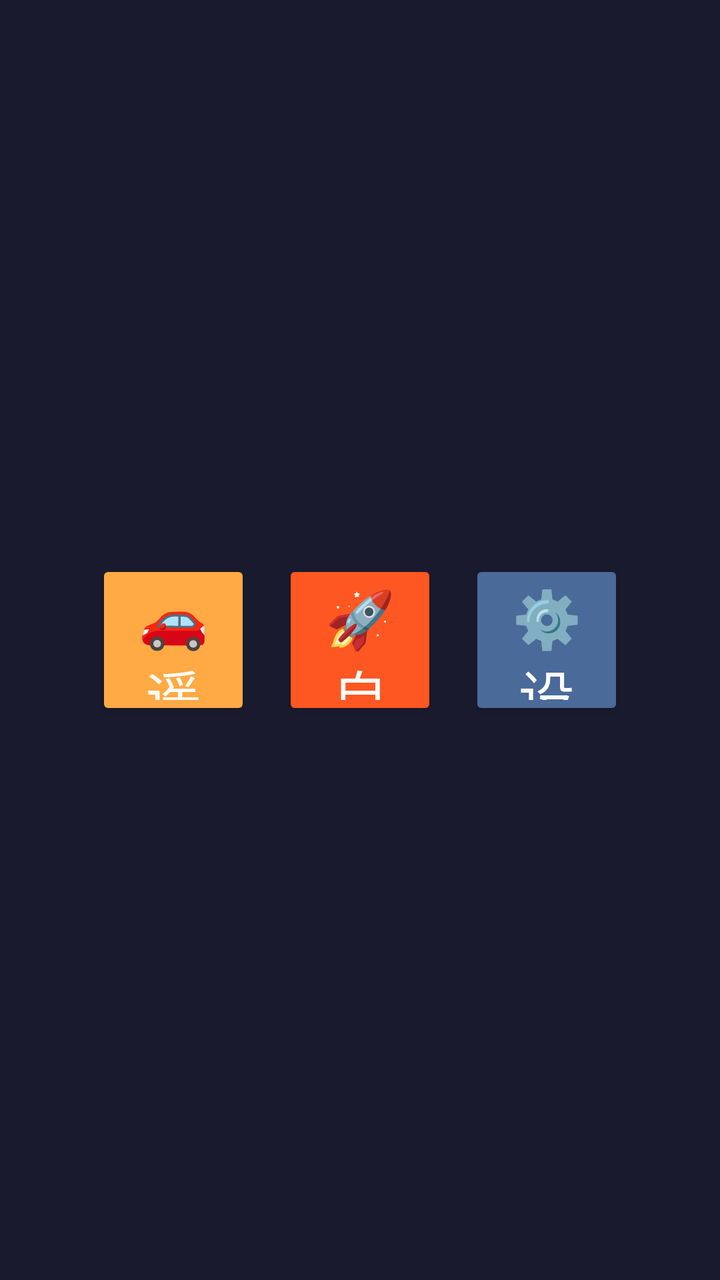
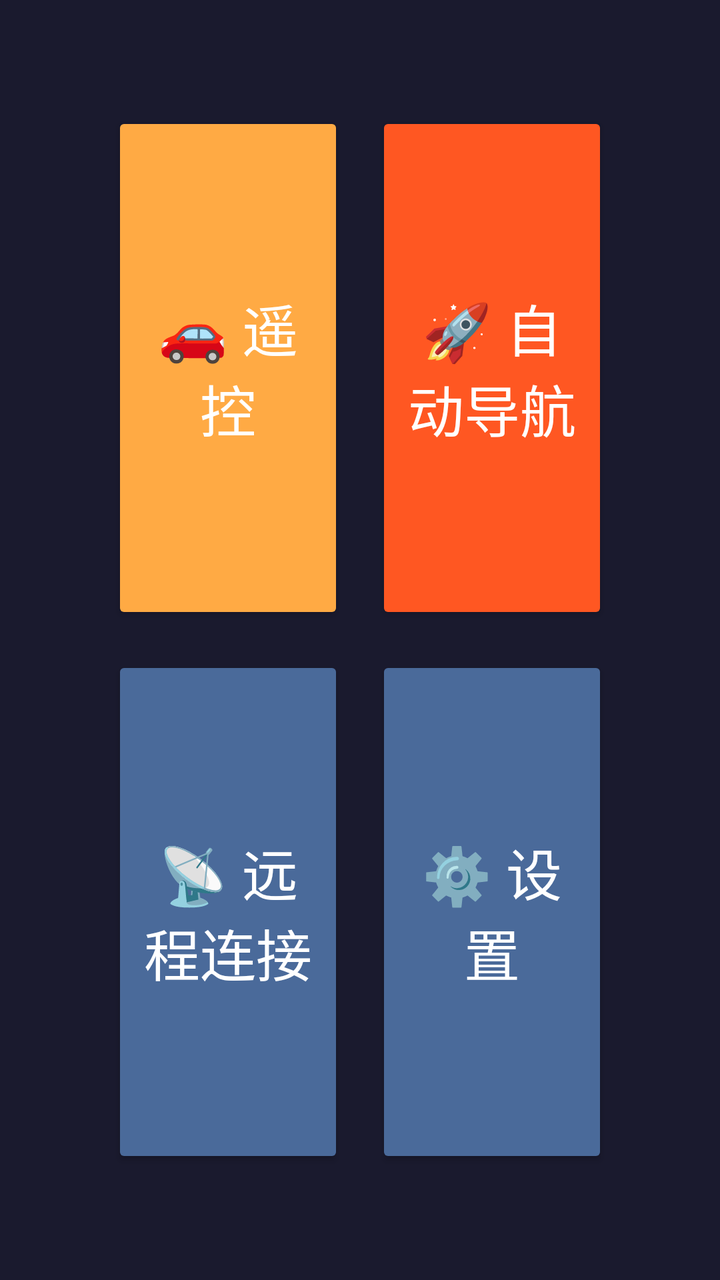

Before-and-after screenshots of an Android layout around one commit, followed by the original layout XML and the change that was made.
<!-- AndroidManifest.xml: activity theme AppTheme -->
<!-- res/layout/activity_main.xml -->
<?xml version="1.0" encoding="utf-8"?>
<LinearLayout xmlns:android="http://schemas.android.com/apk/res/android"
    android:layout_width="match_parent"
    android:layout_height="match_parent"
    android:orientation="horizontal"
    android:gravity="center_vertical"
    android:background="#1A1A2E"
    android:padding="48dp">

    <Button
        android:id="@+id/btn_remote"
        android:layout_width="0dp"
        android:layout_height="80dp"
        android:layout_weight="1"
        android:layout_marginEnd="8dp"
        android:text="🚗 遥控"
        android:textSize="28sp"
        android:backgroundTint="#FFAA44"
        android:textColor="#FFFFFF"
        android:fontFamily="sans-serif-medium" />

    <Button
        android:id="@+id/btn_auto_drive"
        android:layout_width="0dp"
        android:layout_height="80dp"
        android:layout_weight="1"
        android:layout_marginStart="8dp"
        android:layout_marginEnd="8dp"
        android:text="🚀 自动驾驶"
        android:textSize="28sp"
        android:backgroundTint="#FF5722"
        android:textColor="#FFFFFF"
        android:fontFamily="sans-serif-medium" />

    <Button
        android:id="@+id/btn_settings"
        android:layout_width="0dp"
        android:layout_height="80dp"
        android:layout_weight="1"
        android:layout_marginStart="8dp"
        android:text="⚙️ 设置"
        android:textSize="28sp"
        android:backgroundTint="#4A6A9A"
        android:textColor="#FFFFFF"
        android:fontFamily="sans-serif-medium" />

</LinearLayout>
<!-- resources referenced by this layout -->
<resources>
  <style name="AppTheme" parent="Theme.AppCompat.Light.NoActionBar" />
</resources>

<!-- the commit's change to res/layout/activity_main.xml (unified diff, before → after) -->
@@ -1,18 +1,20 @@
 <?xml version="1.0" encoding="utf-8"?>
-<LinearLayout xmlns:android="http://schemas.android.com/apk/res/android"
+<GridLayout xmlns:android="http://schemas.android.com/apk/res/android"
     android:layout_width="match_parent"
     android:layout_height="match_parent"
-    android:orientation="horizontal"
-    android:gravity="center_vertical"
+    android:columnCount="2"
+    android:rowCount="2"
+    android:gravity="center"
     android:background="#1A1A2E"
     android:padding="48dp">
 
     <Button
         android:id="@+id/btn_remote"
         android:layout_width="0dp"
-        android:layout_height="80dp"
-        android:layout_weight="1"
-        android:layout_marginEnd="8dp"
+        android:layout_height="0dp"
+        android:layout_columnWeight="1"
+        android:layout_rowWeight="1"
+        android:layout_margin="8dp"
         android:text="🚗 遥控"
         android:textSize="28sp"
         android:backgroundTint="#FFAA44"
@@ -22,26 +24,42 @@
     <Button
         android:id="@+id/btn_auto_drive"
         android:layout_width="0dp"
-        android:layout_height="80dp"
-        android:layout_weight="1"
-        android:layout_marginStart="8dp"
-        android:layout_marginEnd="8dp"
-        android:text="🚀 自动驾驶"
+        android:layout_height="0dp"
+        android:layout_columnWeight="1"
+        android:layout_rowWeight="1"
+        android:layout_margin="8dp"
+        android:text="🚀 自动导航"
         android:textSize="28sp"
         android:backgroundTint="#FF5722"
         android:textColor="#FFFFFF"
         android:fontFamily="sans-serif-medium" />
 
     <Button
+        android:id="@+id/btn_connect"
+        android:layout_width="0dp"
+        android:layout_height="0dp"
+        android:layout_columnWeight="1"
+        android:layout_rowWeight="1"
+        android:layout_margin="8dp"
+        android:text="📡 远程连接"
+        android:textSize="28sp"
+        android:backgroundTint="#4A6A9A"
+        android:textColor="#FFFFFF"
+        android:fontFamily="sans-serif-medium" />
+
+    <Button
         android:id="@+id/btn_settings"
         android:layout_width="0dp"
-        android:layout_height="80dp"
-        android:layout_weight="1"
-        android:layout_marginStart="8dp"
+        android:layout_height="0dp"
+        android:layout_columnWeight="1"
+        android:layout_rowWeight="1"
+        android:layout_margin="8dp"
         android:text="⚙️ 设置"
         android:textSize="28sp"
         android:backgroundTint="#4A6A9A"
         android:textColor="#FFFFFF"
         android:fontFamily="sans-serif-medium" />
 
-</LinearLayout>
+
+
+</GridLayout>
